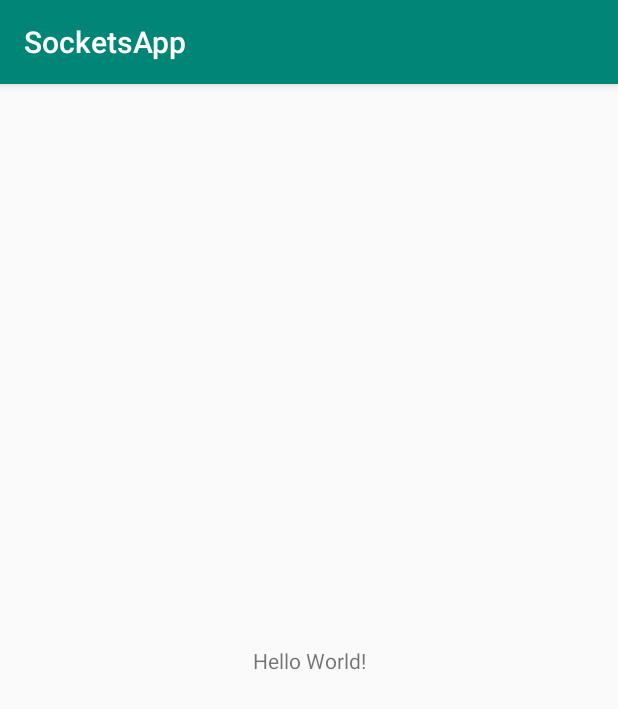
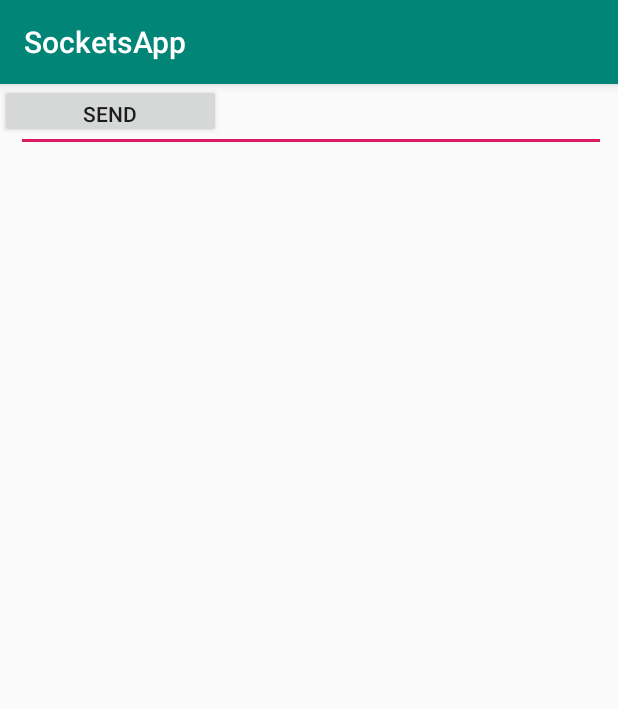
Before and after one commit to ggandhi27/Emotions-Recognition-using-IOT-and-Machine-Learning, an Android app: the screen it shows after launch (MainActivity), on a phone screen of 412 x 824 dp. Shown: the top 709 px of the screen. Run offline under Robolectric (Android 15) with nearby library versions, the phone set to English and light mode, and no system bars.

Commit message:
Textfield and button is added to the file

```diff
--- /dev/null
+++ b/SocketsApp/app/src/main/java/com/example/socketsapp/MessageSender.java
@@ -0,0 +1,6 @@
+package com.example.socketsapp;
+
+public class MessageSender {
+
+
+}
--- a/SocketsApp/app/src/main/res/layout/activity_main.xml
+++ b/SocketsApp/app/src/main/res/layout/activity_main.xml
@@ -6,13 +6,23 @@
     android:layout_height="match_parent"
     tools:context=".MainActivity">
 
-    <TextView
-        android:layout_width="wrap_content"
-        android:layout_height="wrap_content"
-        android:text="Hello World!"
-        app:layout_constraintBottom_toBottomOf="parent"
-        app:layout_constraintLeft_toLeftOf="parent"
-        app:layout_constraintRight_toRightOf="parent"
-        app:layout_constraintTop_toTopOf="parent" />
+    <EditText
+        android:id="@+id/editText"
+        android:layout_width="393dp"
+        android:layout_height="45dp"
+        android:layout_marginEnd="8dp"
+        android:layout_marginRight="8dp"
+        android:ems="10"
+        android:inputType="textPersonName"
+        android:text="Name"
+        app:layout_constraintEnd_toEndOf="parent"
+        tools:layout_editor_absoluteY="206dp" />
 
+    <Button
+        android:id="@+id/sendBtn"
+        android:layout_width="147dp"
+        android:layout_height="36dp"
+        android:text="Send"
+        tools:layout_editor_absoluteX="109dp"
+        tools:layout_editor_absoluteY="281dp" />
 </androidx.constraintlayout.widget.ConstraintLayout>
```
